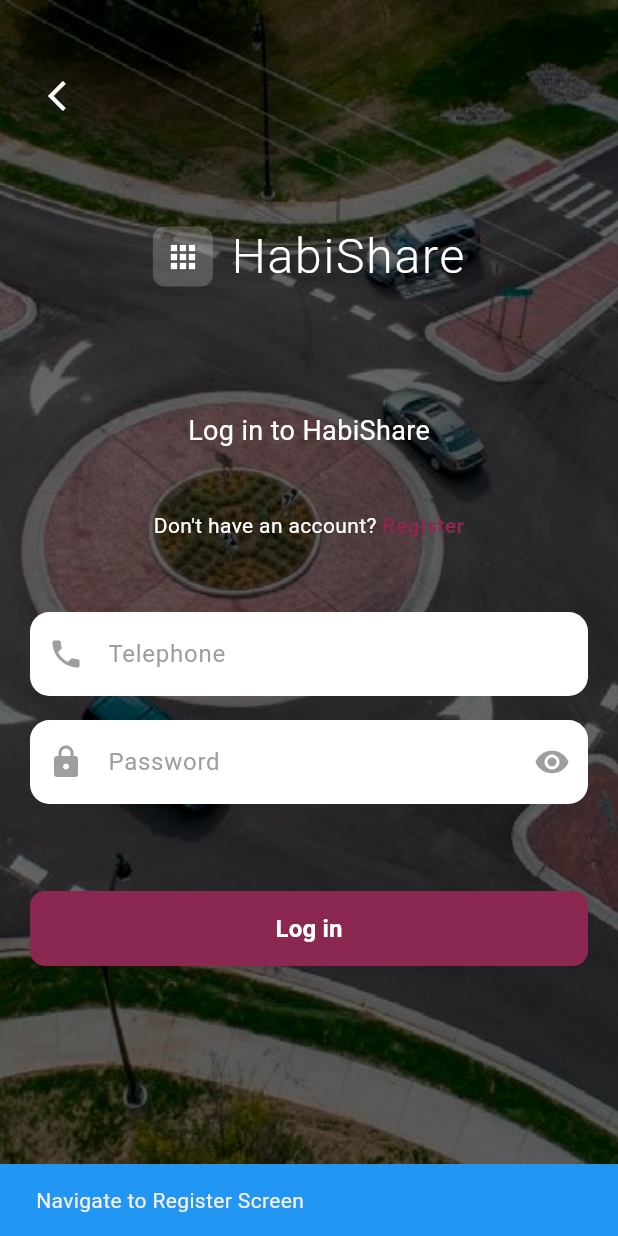
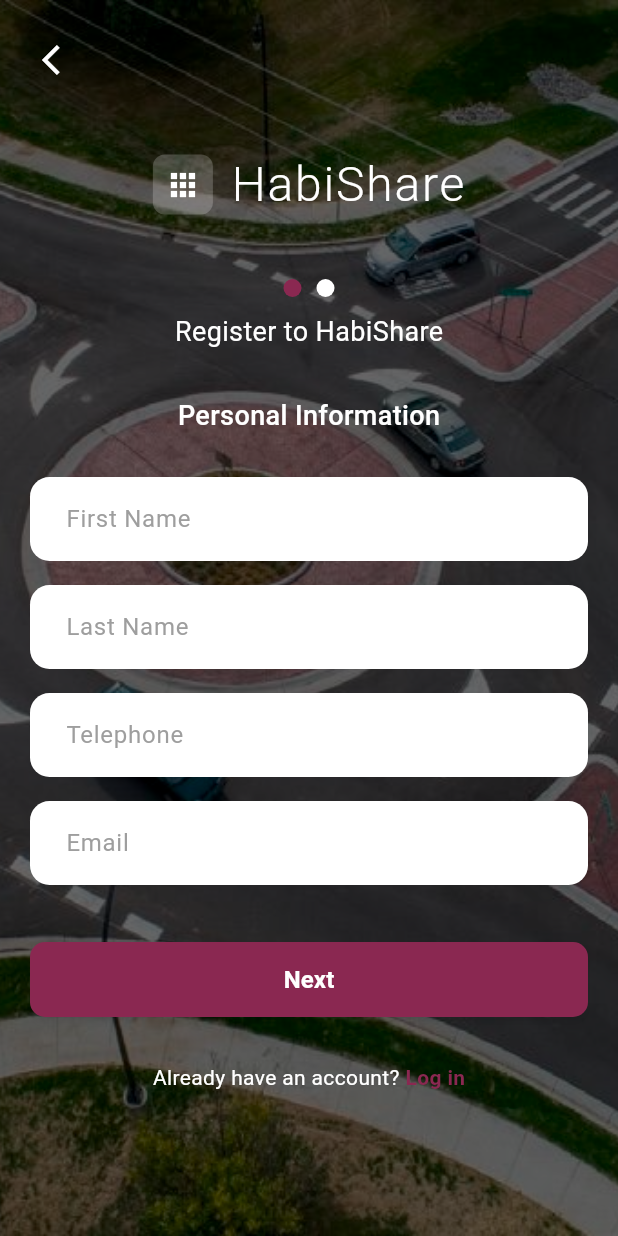
Before and after one commit to MikeManzi/habi_share, a Flutter app: the screen it shows after launch, after a tap on "Register", on a phone screen of 412 x 824 dp. Run offline on Flutter 3.47's test engine with Material 3 defaults, Android fonts, the phone set to English and light mode, and no system bars.

Commit message:
chore: update login page

```diff
--- a/lib/main.dart
+++ b/lib/main.dart
@@ -1,5 +1,5 @@
 import 'package:flutter/material.dart';
-import 'package:habi_share/screens/login_screen.dart';
+import 'package:habi_share/screens/login.dart';
 
 void main() {
   runApp(const MyApp());
@@ -17,7 +17,7 @@
         colorScheme: ColorScheme.fromSeed(seedColor: Colors.deepPurple),
         useMaterial3: true,
       ),
-      home: const LoginScreen(),
+      home: const Login(),
       debugShowCheckedModeBanner: false,
     );
   }
--- a/lib/screens/login_screen.dart
+++ b/lib/screens/login.dart
@@ -1,15 +1,17 @@
+// login_screen.dart
 import 'package:flutter/material.dart';
+import 'package:habi_share/screens/signup.dart';
 import 'package:habi_share/widgets/text_field.dart';
 import '../widgets/custom_button.dart';
 
-class LoginScreen extends StatefulWidget {
-  const LoginScreen({super.key});
+class Login extends StatefulWidget {
+  const Login({super.key});
 
   @override
-  State<LoginScreen> createState() => _LoginScreenState();
+  State<Login> createState() => _LoginState();
 }
 
-class _LoginScreenState extends State<LoginScreen> {
+class _LoginState extends State<Login> {
   final _formKey = GlobalKey<FormState>();
   final _telephoneController = TextEditingController();
   final _passwordController = TextEditingController();
@@ -49,12 +51,10 @@
   }
 
   void _handleRegister() {
-    // Navigate to register screen
-    ScaffoldMessenger.of(context).showSnackBar(
-      const SnackBar(
-        content: Text('Navigate to Register Screen'),
-        backgroundColor: Colors.blue,
-      ),
+    // Navigate to signup page
+    Navigator.push(
+      context,
+      MaterialPageRoute(builder: (context) => const Signup()),
     );
   }
 
@@ -62,9 +62,24 @@
     if (value == null || value.isEmpty) {
       return 'Please enter your telephone number';
     }
-    if (value.length < 10) {
+
+    // Remove any spaces, dashes, or parentheses
+    String cleanedValue = value.replaceAll(RegExp(r'[\s\-\(\)]'), '');
+
+    // Check if it contains only digits after cleaning
+    if (!RegExp(r'^[0-9]+$').hasMatch(cleanedValue)) {
       return 'Please enter a valid telephone number';
     }
+
+    // Check length (adjust based on your country's phone number format)
+    if (cleanedValue.length < 10) {
+      return 'Telephone number must be at least 10 digits';
+    }
+
+    if (cleanedValue.length > 15) {
+      return 'Telephone number cannot exceed 15 digits';
+    }
+
     return null;
   }
 
@@ -72,9 +87,20 @@
     if (value == null || value.isEmpty) {
       return 'Please enter your password';
     }
+
     if (value.length < 6) {
       return 'Password must be at least 6 characters';
     }
+
+    if (value.length > 50) {
+      return 'Password cannot exceed 50 characters';
+    }
+
+    // Optional: Add more password strength requirements
+    // if (!RegExp(r'^(?=.*[a-z])(?=.*[A-Z])(?=.*\d)').hasMatch(value)) {
+    //   return 'Password must contain at least one uppercase letter, one lowercase letter, and one number';
+    // }
+
     return null;
   }
 
@@ -167,7 +193,7 @@
 
                     const SizedBox(height: 40),
 
-                    // Register link
+                    // Register link - UPDATED TO NAVIGATE TO SIGNUP
                     Row(
                       mainAxisAlignment: MainAxisAlignment.center,
                       children: [
@@ -176,11 +202,12 @@
                           style: TextStyle(color: Colors.white, fontSize: 14),
                         ),
                         GestureDetector(
-                          onTap: _handleRegister,
+                          onTap:
+                              _handleRegister, // This now navigates to signup
                           child: const Text(
                             'Register',
                             style: TextStyle(
-                              color: const Color(0xFF8A2851),
+                              color: Color(0xFF8A2851),
                               fontSize: 14,
                               fontWeight: FontWeight.w600,
                             ),
@@ -191,7 +218,7 @@
 
                     const SizedBox(height: 40),
 
-                    // Telephone input
+                    // Telephone input - ENHANCED VALIDATION
                     CustomTextField(
                       hintText: 'Telephone',
                       controller: _telephoneController,
@@ -200,7 +227,7 @@
                       prefixIcon: const Icon(Icons.phone, color: Colors.grey),
                     ),
 
-                    // Password input
+                    // Password input - ENHANCED VALIDATION
                     CustomTextField(
                       hintText: 'Password',
                       controller: _passwordController,
```
